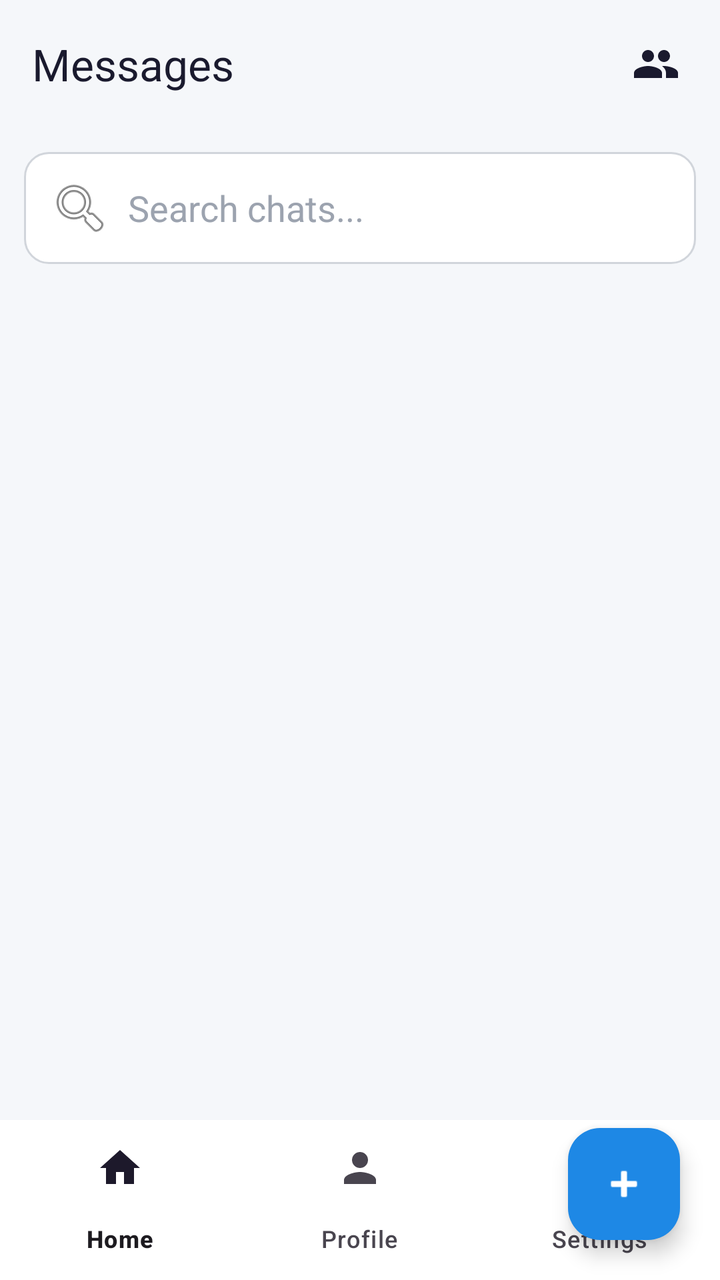
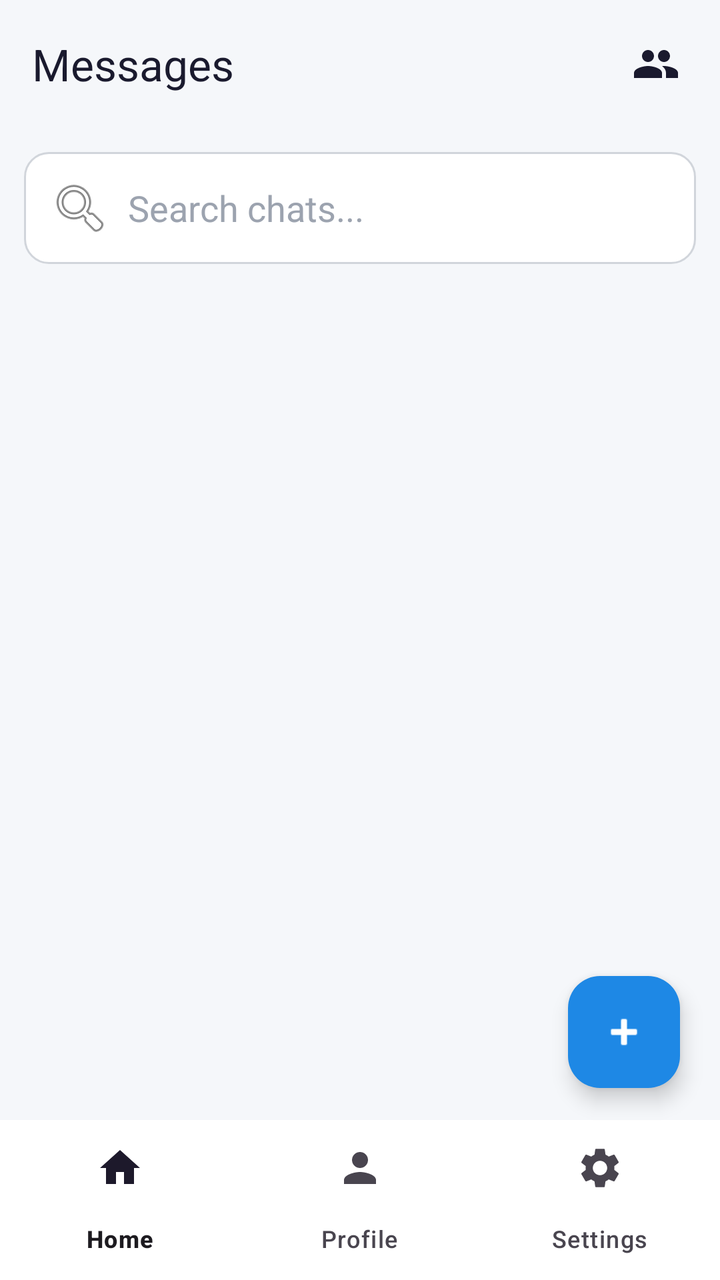

An Android layout rendered at two revisions. The XML below is the earlier revision; the diff shows what the commit changed to produce the second picture.
<!-- AndroidManifest.xml: application theme Theme.MainProj -->
<!-- res/layout/activity_messaging.xml -->
<?xml version="1.0" encoding="utf-8"?>
<androidx.drawerlayout.widget.DrawerLayout
    xmlns:android="http://schemas.android.com/apk/res/android"
    xmlns:app="http://schemas.android.com/apk/res-auto"
    android:id="@+id/drawerLayout"
    android:layout_width="match_parent"
    android:layout_height="match_parent">

    
    <androidx.constraintlayout.widget.ConstraintLayout
        android:id="@+id/main"
        android:layout_width="match_parent"
        android:layout_height="match_parent"
        android:background="@color/colorBackground">

        
        <androidx.appcompat.widget.Toolbar
            android:id="@+id/toolbar"
            android:layout_width="0dp"
            android:layout_height="wrap_content"
            android:background="@color/colorBackground"
            android:elevation="4dp"
            app:title="Messages"
            app:titleTextColor="@color/colorTextPrimary"
            app:layout_constraintTop_toTopOf="parent"
            app:layout_constraintStart_toStartOf="parent"
            app:layout_constraintEnd_toStartOf="@id/btnFriendRequests"/>

        <ImageButton
            android:id="@+id/btnFriendRequests"
            android:layout_width="48dp"
            android:layout_height="48dp"
            android:background="?attr/selectableItemBackgroundBorderless"
            android:src="@drawable/ic_friend_request"
            android:contentDescription="Friend Requests"
            app:tint="@color/colorTextPrimary"
            app:layout_constraintTop_toTopOf="parent"
            app:layout_constraintEnd_toEndOf="parent"
            android:layout_marginEnd="8dp"
            android:layout_marginTop="8dp"/>

        
        <EditText
            android:id="@+id/searchChats"
            android:layout_width="0dp"
            android:layout_height="wrap_content"
            android:hint="Search chats..."
            android:textColor="@color/colorTextPrimary"
            android:textColorHint="@color/colorTextHint"
            android:background="@drawable/bg_search_bar"
            android:drawableStart="@android:drawable/ic_menu_search"
            android:drawablePadding="8dp"
            android:padding="12dp"
            app:layout_constraintTop_toBottomOf="@id/toolbar"
            app:layout_constraintStart_toStartOf="parent"
            app:layout_constraintEnd_toEndOf="parent"
            android:layout_margin="12dp"/>

        
        <androidx.recyclerview.widget.RecyclerView
            android:id="@+id/chatRecyclerView"
            android:layout_width="0dp"
            android:layout_height="0dp"
            android:paddingBottom="80dp"
            app:layout_constraintTop_toBottomOf="@id/searchChats"
            app:layout_constraintBottom_toTopOf="@id/bottomNav"
            app:layout_constraintStart_toStartOf="parent"
            app:layout_constraintEnd_toEndOf="parent"/>

        
        <com.google.android.material.floatingactionbutton.FloatingActionButton
            android:id="@+id/addChatButton"
            android:layout_width="wrap_content"
            android:layout_height="wrap_content"
            android:src="@android:drawable/ic_input_add"
            app:backgroundTint="@color/colorFab"
            app:tint="@color/colorFabIcon"
            android:contentDescription="Start new chat"
            app:layout_constraintBottom_toBottomOf="parent"
            app:layout_constraintEnd_toEndOf="parent"
            android:layout_margin="20dp"/>

        <include
            layout="@layout/bottom_nav"
            android:id="@+id/bottomNav"
            android:layout_width="0dp"
            android:layout_height="wrap_content"
            app:layout_constraintBottom_toBottomOf="parent"
            app:layout_constraintStart_toStartOf="parent"
            app:layout_constraintEnd_toEndOf="parent" />

    </androidx.constraintlayout.widget.ConstraintLayout>

    
    <com.google.android.material.navigation.NavigationView
        android:id="@+id/navigationDrawer"
        android:layout_width="280dp"
        android:layout_height="match_parent"
        android:layout_gravity="start"
        app:headerLayout="@layout/nav_header_profile"
        app:menu="@menu/menu_drawer"/>

</androidx.drawerlayout.widget.DrawerLayout>
<!-- res/layout/bottom_nav.xml (included above) -->
<?xml version="1.0" encoding="utf-8"?>
<com.google.android.material.bottomnavigation.BottomNavigationView xmlns:android="http://schemas.android.com/apk/res/android"
    xmlns:app="http://schemas.android.com/apk/res-auto"
    android:id="@+id/bottomNav"
    android:layout_width="match_parent"
    android:layout_height="wrap_content"
    android:background="@color/colorSurface"
    app:menu="@menu/bottom_nav_menu"
    app:labelVisibilityMode="labeled" />
<!-- res/layout/nav_header_profile.xml (included above) -->
<LinearLayout
    xmlns:android="http://schemas.android.com/apk/res/android"
    android:layout_width="match_parent"
    android:layout_height="160dp"
    android:orientation="vertical"
    android:gravity="center"
    android:padding="16dp">

    <ImageView
        android:id="@+id/profileImage"
        android:layout_width="70dp"
        android:layout_height="70dp"
        android:src="@android:drawable/sym_def_app_icon"/>

    <TextView
        android:textAlignment="center"
        android:textStyle="bold"
        android:id="@+id/profileName"
        android:text="Username"
        android:textSize="18sp"
        android:layout_marginTop="8dp"
        android:layout_height="35dp"
        android:layout_width="100dp"/>

</LinearLayout>
<!-- resources referenced by this layout -->
<resources>
  <color name="colorBackground">#F5F7FA</color>
  <color name="colorFab">#1E88E5</color>
  <color name="colorFabIcon">#FFFFFF</color>
  <color name="colorSurface">#FFFFFF</color>
  <color name="colorTextHint">#9CA3AF</color>
  <color name="colorTextPrimary">#1A1A2E</color>
  <!-- drawable bg_search_bar (drawable) -->
  <?xml version="1.0" encoding="utf-8"?>
  <shape xmlns:android="http://schemas.android.com/apk/res/android"
      android:shape="rectangle">
  
      <solid android:color="@color/colorSearchBackground"/>
  
      <stroke
          android:width="1dp"
          android:color="@color/colorSearchStroke"/>
  
      <corners android:radius="12dp"/>
  
      <padding
          android:left="14dp"
          android:top="10dp"
          android:right="14dp"
          android:bottom="10dp"/>
  
  </shape>
  <!-- drawable ic_friend_request (drawable) -->
  <vector xmlns:android="http://schemas.android.com/apk/res/android"
      android:width="24dp"
      android:height="24dp"
      android:viewportWidth="24"
      android:viewportHeight="24"
      android:tint="?attr/colorControlNormal">
      <path
          android:fillColor="@android:color/white"
          android:pathData="M16,11c1.66,0 2.99,-1.34 2.99,-3S17.66,5 16,5c-1.66,0 -3,1.34 -3,3s1.34,3 3,3zM8,11c1.66,0 2.99,-1.34 2.99,-3S9.66,5 8,5C6.34,5 5,6.34 5,8s1.34,3 3,3zM8,13c-2.33,0 -7,1.17 -7,3.5L1,19h14v-2.5c0,-2.33 -4.67,-3.5 -7,-3.5zM16,13c-0.29,0 -0.62,0.02 -0.97,0.05 1.16,0.84 1.97,1.97 1.97,3.45L17,19h6v-2.5c0,-2.33 -4.67,-3.5 -7,-3.5z"/>
  </vector>
  <style name="Theme.MainProj" parent="Theme.Material3.DayNight.NoActionBar">
              <item name="inputStrokeColor">@color/input_stroke_color_light</item>
              <item name="buttonPrimary">@color/button_primary_light</item>
              <item name="textSecondary">@color/text_secondary_light</item>
  
              <item name="buttonGoogleBg">@color/button_google_bg_light</item>
              <item name="buttonGoogleText">@color/button_google_text_light</item>
              <item name="buttonGoogleStroke">@color/button_google_stroke_light</item>
          </style>
  <color name="colorSearchBackground">#FFFFFF</color>
  <color name="colorSearchStroke">#D1D5DB</color>
  <color name="input_stroke_color_light">#667eea</color>
  <color name="button_primary_light">#667eea</color>
  <color name="text_secondary_light">#666666</color>
  <color name="button_google_bg_light">#FFFFFF</color>
  <color name="button_google_text_light">#333333</color>
  <color name="button_google_stroke_light">#e0e0e0</color>
</resources>

<!-- the commit's change to res/layout/activity_messaging.xml (unified diff, before → after) -->
@@ -76,9 +76,10 @@
             app:backgroundTint="@color/colorFab"
             app:tint="@color/colorFabIcon"
             android:contentDescription="Start new chat"
-            app:layout_constraintBottom_toBottomOf="parent"
+            app:layout_constraintBottom_toTopOf="@id/bottomNav"
             app:layout_constraintEnd_toEndOf="parent"
-            android:layout_margin="20dp"/>
+            android:layout_marginBottom="16dp"
+            android:layout_marginEnd="20dp"/>
 
         <include
             layout="@layout/bottom_nav"
